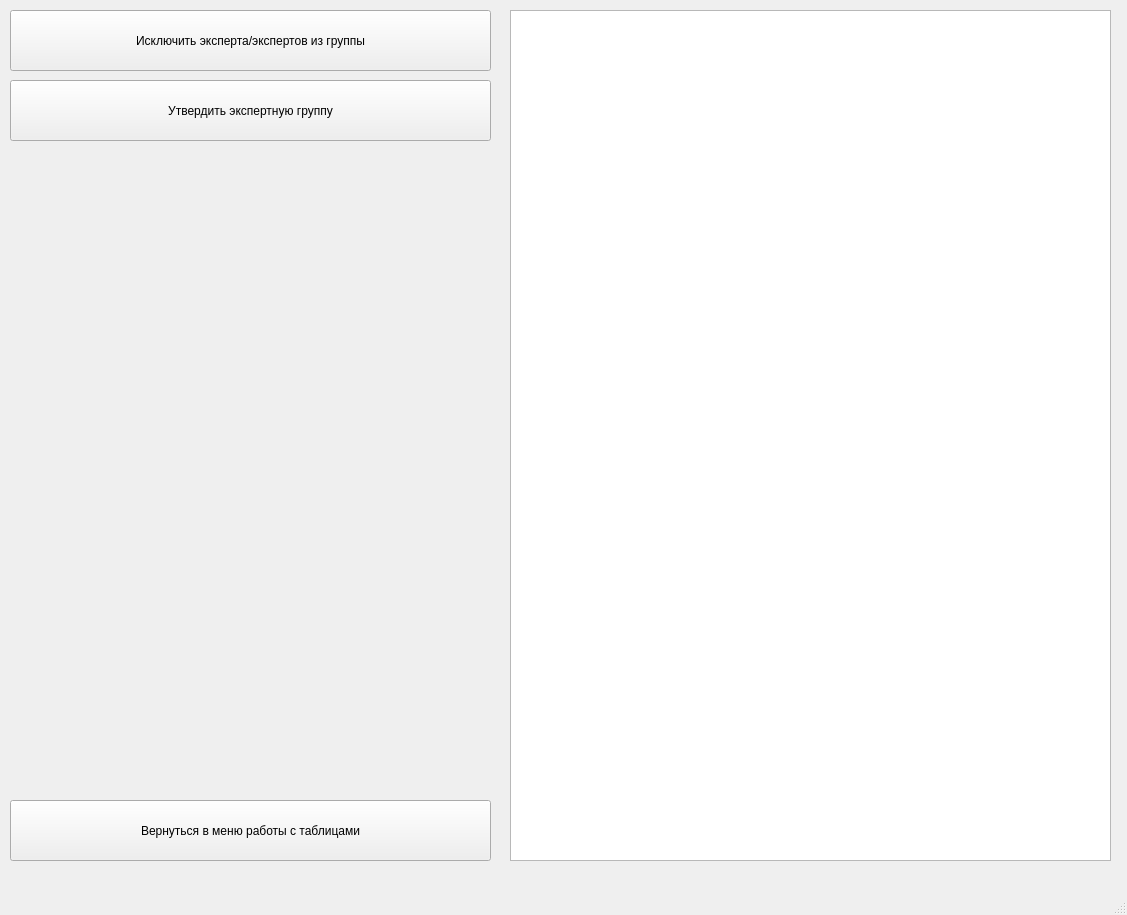
Above: include_eg_form.ui from lernya/dbcs before the change. Below: the same form after it.
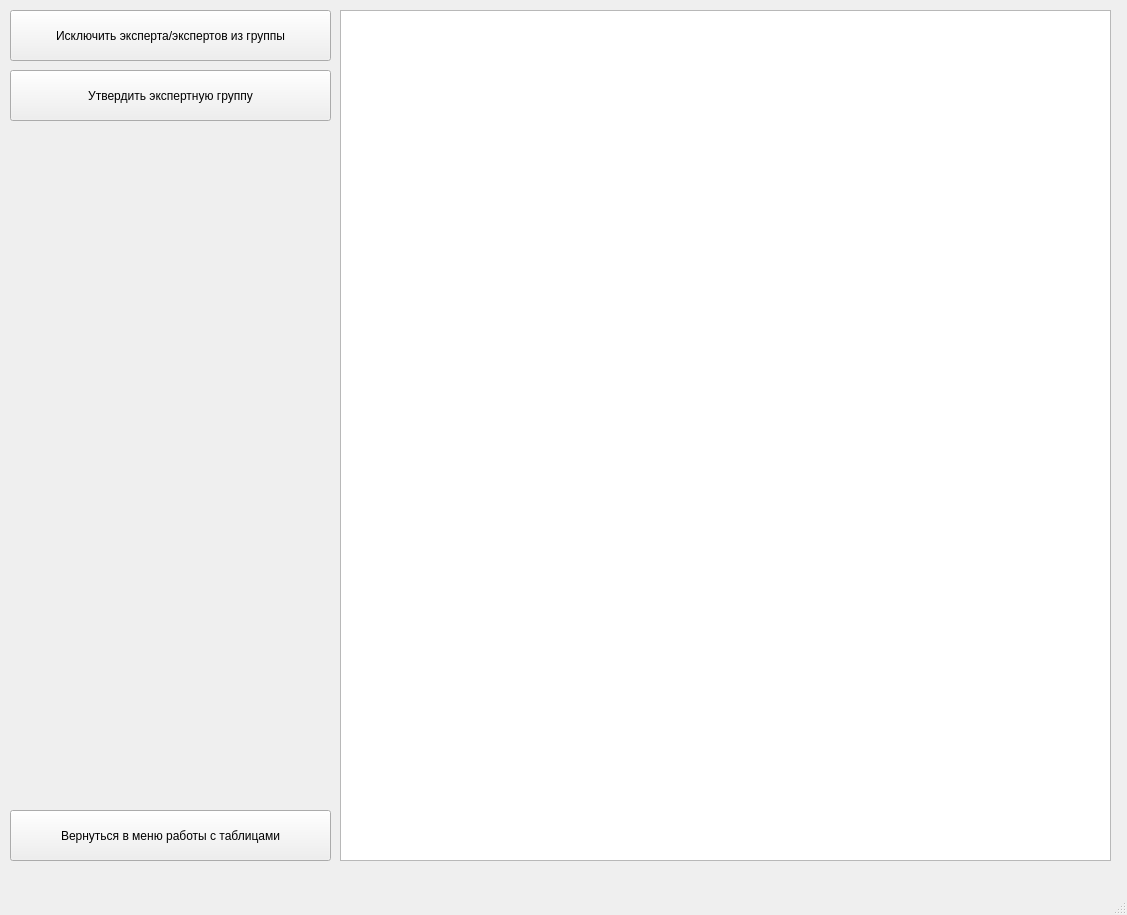
That is the form after the change.

What changed in the file:
```diff
--- a/include_eg_form.ui
+++ b/include_eg_form.ui
@@ -17,9 +17,9 @@
    <widget class="QTableView" name="expertGroupTableView">
     <property name="geometry">
      <rect>
-      <x>510</x>
+      <x>340</x>
       <y>10</y>
-      <width>601</width>
+      <width>771</width>
       <height>851</height>
      </rect>
     </property>
@@ -29,8 +29,8 @@
      <rect>
       <x>10</x>
       <y>10</y>
-      <width>481</width>
-      <height>61</height>
+      <width>321</width>
+      <height>51</height>
      </rect>
     </property>
     <property name="text">
@@ -41,9 +41,9 @@
     <property name="geometry">
      <rect>
       <x>10</x>
-      <y>80</y>
-      <width>481</width>
-      <height>61</height>
+      <y>70</y>
+      <width>321</width>
+      <height>51</height>
      </rect>
     </property>
     <property name="text">
@@ -54,9 +54,9 @@
     <property name="geometry">
      <rect>
       <x>10</x>
-      <y>800</y>
-      <width>481</width>
-      <height>61</height>
+      <y>810</y>
+      <width>321</width>
+      <height>51</height>
      </rect>
     </property>
     <property name="text">
```
